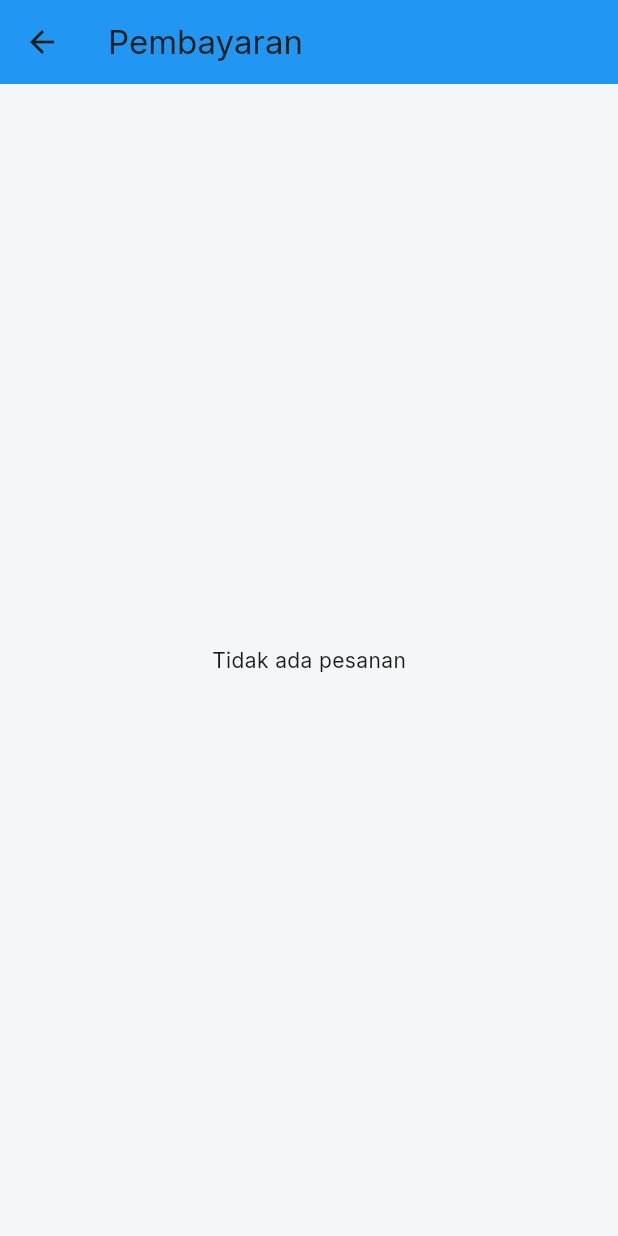
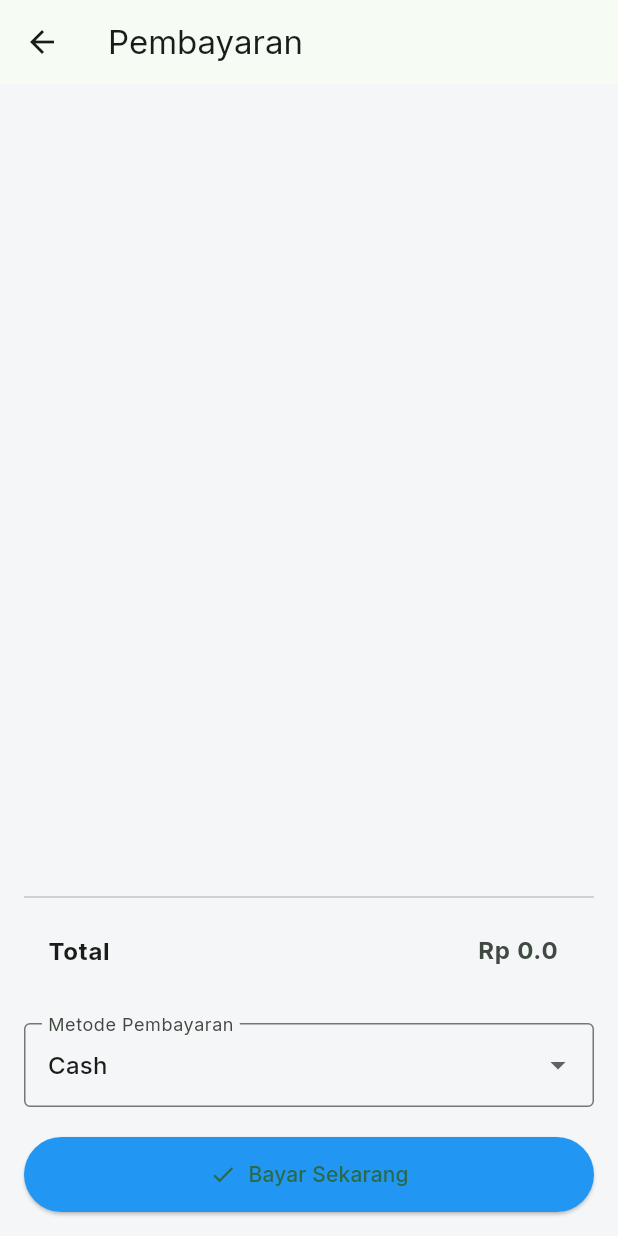
Before and after one commit to royy-debug/flutter-kasir-app, a Flutter app: the PembayaranScreen screen opened directly with empty values, on a phone screen of 412 x 824 dp. Run offline on Flutter 3.47's test engine with Material 3 defaults, Android fonts, the light colour scheme and no system bars; our stand-ins replace cloud_firestore, firebase_auth, firebase_core, firebase_storage, fl_chart, google_fonts and 1 more; accounts and stored records are empty.

Commit message:
perbaikan logika update dan pembayaran

```diff
--- a/lib/mobile/screens/obat_form_screen.dart
+++ b/lib/mobile/screens/obat_form_screen.dart
@@ -63,7 +63,7 @@ class _ObatFormScreenState extends State<ObatFormScreen> {
     try {
       var request = http.MultipartRequest(
         'POST',
-        Uri.parse('http://192.168.1.4/apotek/upload.php'),
+        Uri.parse('http://10.152.87.99/apotek/upload.php'),
       );
 
       request.files.add(
--- a/lib/mobile/screens/pembayaran_screen.dart
+++ b/lib/mobile/screens/pembayaran_screen.dart
@@ -1,6 +1,7 @@
 import 'package:flutter/material.dart';
 import '../models/obat_detail.dart';
 import '../services/obat_service.dart';
+import 'detail_pembayaran_screen.dart';
 
 class PembayaranScreen extends StatefulWidget {
   final Map<Obat, int> cart;
@@ -12,133 +13,109 @@ class PembayaranScreen extends StatefulWidget {
 }
 
 class _PembayaranScreenState extends State<PembayaranScreen> {
-  late Map<Obat, int> _cart;
-  final ObatService _service = ObatService(); // service Firebase
+  final _service = ObatService();
+  String _metodePembayaran = "Cash";
 
-  @override
-  void initState() {
-    super.initState();
-    // clone cart agar bisa edit tanpa merusak data asli
-    _cart = Map.from(widget.cart);
+  double get totalHarga => widget.cart.entries.fold(
+        0,
+        (sum, entry) => sum + (entry.key.harga * entry.value),
+      );
+
+Future<void> _prosesPembayaran() async {
+  try {
+    for (var entry in widget.cart.entries) {
+      final obat = entry.key;
+      final jumlah = entry.value;
+
+      // Ambil stok terbaru dari Firebase
+      final stokTerbaru = await _service.getStokById(obat.id!);
+
+      if (stokTerbaru >= jumlah) {
+        final stokBaru = stokTerbaru - jumlah;
+        await _service.updateStok(obat.id!, stokBaru);
+      } else {
+        // stok tidak cukup, batal
+        ScaffoldMessenger.of(context).showSnackBar(
+          SnackBar(content: Text("Stok ${obat.nama} tidak mencukupi")),
+        );
+        return; // hentikan proses pembayaran
+      }
     }
 
-  double get totalHarga {
-    double total = 0;
-    _cart.forEach((obat, qty) {
-      total += obat.harga * qty;
-    });
-    return total;
+    // pindah ke detail struk
+    Navigator.pushReplacement(
+      context,
+      MaterialPageRoute(
+        builder: (_) => DetailPembayaranScreen(
+          cart: widget.cart,
+          totalHarga: totalHarga,
+          metode: _metodePembayaran,
+        ),
+      ),
+    );
+
+    // hapus keranjang di ObatListScreen
+    Navigator.pop(context, true);
+  } catch (e) {
+    ScaffoldMessenger.of(context).showSnackBar(
+      SnackBar(content: Text("Pembayaran gagal: $e")),
+    );
   }
-
-  void _hapusItem(Obat obat) {
-    setState(() {
-      _cart.remove(obat);
-    });
-  }
-
-  void _selesaikanPesanan() {
-    // TODO: simpan transaksi ke Firestore kalau mau
-    // karena transaksi berhasil → stok tidak dikembalikan
-    Navigator.pop(context, true);
-  }
-
-  void _batalPesanan() {
-    // kembalikan stok sebelum keluar
-    _cart.forEach((obat, qty) {
-      obat.stok += qty;
-      _service.updateStok(obat.id!, obat.stok); // balikin ke Firebase
-    });
-
-    Navigator.pop(context, false); // kirim sinyal batal
 }
 
   @override
   Widget build(BuildContext context) {
     return Scaffold(
-      appBar: AppBar(
-        title: const Text("Pembayaran"),
-        backgroundColor: Colors.blue,
-      ),
-      body: _cart.isEmpty
-          ? const Center(child: Text("Tidak ada pesanan"))
-          : Column(
+      appBar: AppBar(title: const Text("Pembayaran")),
+      body: Padding(
+        padding: const EdgeInsets.all(16),
+        child: Column(
           children: [
             Expanded(
-                  child: ListView.builder(
-                    itemCount: _cart.length,
-                    itemBuilder: (context, index) {
-                      final obat = _cart.keys.elementAt(index);
-                      final qty = _cart[obat]!;
-                      return Card(
-                        margin: const EdgeInsets.symmetric(
-                            horizontal: 12, vertical: 6),
-                        child: ListTile(
-                          leading: obat.foto.isNotEmpty
-                              ? Image.network(obat.foto, width: 50)
-                              : const Icon(Icons.medical_services),
+              child: ListView(
+                children: widget.cart.entries.map((entry) {
+                  final obat = entry.key;
+                  final jumlah = entry.value;
+                  return ListTile(
                     title: Text(obat.nama),
-                          subtitle: Text(
-                              "Rp ${obat.harga} x $qty = Rp ${obat.harga * qty}"),
-                          trailing: IconButton(
-                            icon: const Icon(Icons.delete, color: Colors.red),
-                            onPressed: () => _hapusItem(obat),
+                    subtitle: Text("Jumlah: $jumlah x Rp${obat.harga}"),
+                    trailing: Text("Rp ${obat.harga * jumlah}"),
+                  );
+                }).toList(),
               ),
             ),
-                      );
-                    },
+            const Divider(),
+            ListTile(
+              title: const Text("Total", style: TextStyle(fontWeight: FontWeight.bold)),
+              trailing: Text("Rp $totalHarga",
+                  style: const TextStyle(fontSize: 16, fontWeight: FontWeight.bold)),
+            ),
+            const SizedBox(height: 20),
+            DropdownButtonFormField<String>(
+              value: _metodePembayaran,
+              items: const [
+                DropdownMenuItem(value: "Cash", child: Text("Cash")),
+                DropdownMenuItem(value: "Non-Cash", child: Text("Non-Cash (Transfer, e-Wallet)")),
+              ],
+              onChanged: (val) => setState(() => _metodePembayaran = val!),
+              decoration: const InputDecoration(
+                labelText: "Metode Pembayaran",
+                border: OutlineInputBorder(),
               ),
             ),
-                Container(
-                  padding:
-                      const EdgeInsets.symmetric(horizontal: 16, vertical: 12),
-                  decoration: BoxDecoration(
-                    color: Colors.grey[200],
-                    borderRadius:
-                        const BorderRadius.vertical(top: Radius.circular(12)),
-                  ),
-                  child: Column(
-                    children: [
-                      Row(
-                        mainAxisAlignment: MainAxisAlignment.spaceBetween,
-                        children: [
-                          const Text("Total:",
-                              style: TextStyle(
-                                  fontSize: 18, fontWeight: FontWeight.bold)),
-                          Text("Rp $totalHarga",
-                              style: const TextStyle(
-                                  fontSize: 18,
-                                  fontWeight: FontWeight.bold,
-                                  color: Colors.blue)),
-                        ],
-                      ),
-                      const SizedBox(height: 12),
-                      Row(
-                        children: [
-                          Expanded(
-                            child: OutlinedButton(
-                              onPressed: _batalPesanan,
-                              style: OutlinedButton.styleFrom(
-                                  foregroundColor: Colors.red),
-                              child: const Text("Batalkan"),
-                            ),
-                          ),
-                          const SizedBox(width: 12),
-                          Expanded(
-                            child: ElevatedButton(
-                              onPressed: _selesaikanPesanan,
+            const SizedBox(height: 20),
+            ElevatedButton.icon(
+              onPressed: _prosesPembayaran,
+              icon: const Icon(Icons.check),
+              label: const Text("Bayar Sekarang"),
               style: ElevatedButton.styleFrom(
                 backgroundColor: Colors.blue,
+                minimumSize: const Size(double.infinity, 50),
               ),
-                              child: const Text("Selesaikan"),
-                            ),
-                          ),
-                        ],
             )
           ],
         ),
       ),
-              ],
-            ),
     );
   }
 }
```
Also changed, not shown: lib/mobile/screens/detail_pembayaran_screen.dart (added, +74 -0 lines), lib/mobile/screens/obat_list_screen.dart (+38 -97 lines), lib/mobile/screens/pembayaran_detail_screen.dart (deleted, +0 -83 lines), lib/mobile/services/obat_service.dart (+61 -24 lines). Lines whose indentation alone changed are shown as unchanged.
